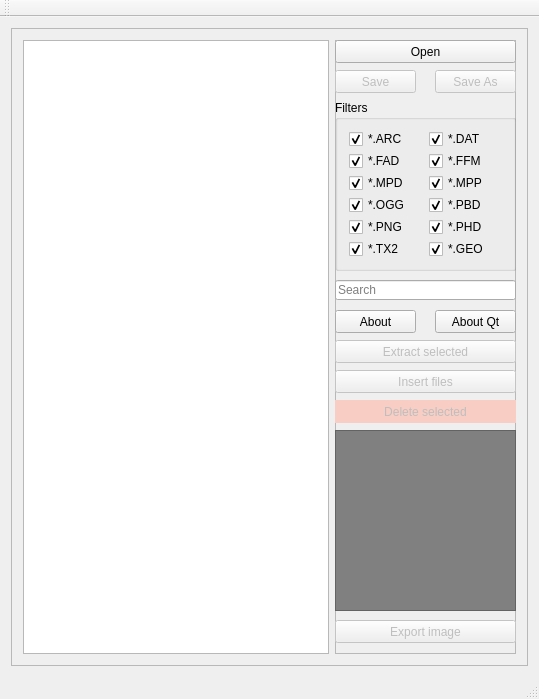
First picture: the form in src/ui/mainwindow.ui, repository ProgSys/pg_disatools, before the edit.
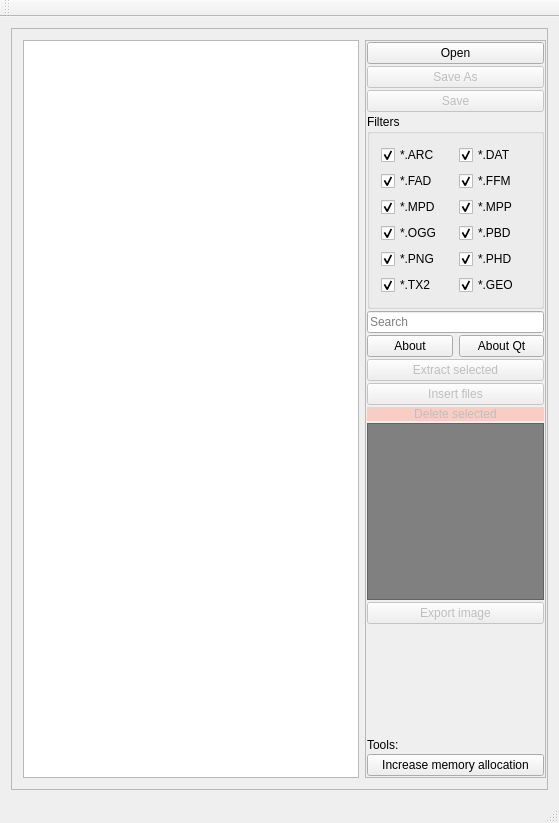
Second picture: the form after the edit. Custom widgets are drawn as their Qt base class.

Diff of the .ui file:
```diff
--- a/src/ui/mainwindow.ui
+++ b/src/ui/mainwindow.ui
@@ -6,8 +6,8 @@
    <rect>
     <x>0</x>
     <y>0</y>
-    <width>539</width>
-    <height>699</height>
+    <width>559</width>
+    <height>823</height>
    </rect>
   </property>
   <property name="minimumSize">
@@ -39,6 +39,9 @@
        <enum>QFrame::Raised</enum>
       </property>
       <layout class="QHBoxLayout" name="horizontalLayout">
+       <property name="rightMargin">
+        <number>1</number>
+       </property>
        <item>
         <widget class="QTreeView" name="treeView">
          <attribute name="headerDefaultSectionSize">
@@ -66,61 +69,51 @@
          <property name="frameShadow">
           <enum>QFrame::Raised</enum>
          </property>
-         <widget class="QPushButton" name="btnDelete">
-          <property name="enabled">
-           <bool>false</bool>
+         <layout class="QVBoxLayout" name="verticalLayout">
+          <property name="spacing">
+           <number>2</number>
           </property>
-          <property name="geometry">
-           <rect>
-            <x>0</x>
-            <y>360</y>
-            <width>181</width>
-            <height>23</height>
-           </rect>
+          <property name="leftMargin">
+           <number>1</number>
           </property>
-          <property name="styleSheet">
-           <string notr="true">QPushButton
-{
-    background-color: #ff9c85;
-	border-style: solid;
-}
-
-QPushButton:!hover
-{
-     background-color: #ff522a;
-}
-
-QPushButton:!enabled
-{
-     background-color: #f8cdc3;
-}</string>
+          <property name="topMargin">
+           <number>1</number>
           </property>
+          <property name="rightMargin">
+           <number>1</number>
+          </property>
+          <property name="bottomMargin">
+           <number>1</number>
+          </property>
+          <item>
+           <widget class="QPushButton" name="btnOpen">
           <property name="text">
-           <string>Delete selected</string>
-          </property>
-         </widget>
-         <widget class="QPushButton" name="btnAbout">
-          <property name="geometry">
-           <rect>
-            <x>0</x>
-            <y>270</y>
-            <width>81</width>
-            <height>23</height>
-           </rect>
+             <string>Open</string>
+            </property>
+           </widget>
+          </item>
+          <item>
+           <widget class="QPushButton" name="btnSaveAs">
+            <property name="enabled">
+             <bool>false</bool>
           </property>
           <property name="text">
-           <string>About</string>
-          </property>
-         </widget>
+             <string>Save As</string>
+            </property>
+           </widget>
+          </item>
+          <item>
+           <widget class="QPushButton" name="btnSave">
+            <property name="enabled">
+             <bool>false</bool>
+            </property>
+            <property name="text">
+             <string>Save</string>
+            </property>
+           </widget>
+          </item>
+          <item>
          <widget class="QGroupBox" name="groupBox">
-          <property name="geometry">
-           <rect>
-            <x>0</x>
-            <y>60</y>
-            <width>181</width>
-            <height>171</height>
-           </rect>
-          </property>
           <property name="title">
            <string>Filters</string>
           </property>
@@ -247,75 +240,95 @@
            </item>
           </layout>
          </widget>
-         <widget class="QPushButton" name="btnOpen">
-          <property name="geometry">
-           <rect>
-            <x>0</x>
-            <y>0</y>
-            <width>181</width>
-            <height>23</height>
-           </rect>
-          </property>
+          </item>
+          <item>
+           <widget class="QLineEdit" name="lineEdit_search">
+            <property name="placeholderText">
+             <string>Search</string>
+            </property>
+           </widget>
+          </item>
+          <item>
+           <layout class="QHBoxLayout" name="horizontalLayout_2">
+            <property name="topMargin">
+             <number>0</number>
+            </property>
+            <item>
+             <widget class="QPushButton" name="btnAbout">
           <property name="text">
-           <string>Open</string>
-          </property>
-         </widget>
+               <string>About</string>
+              </property>
+             </widget>
+            </item>
+            <item>
+             <widget class="QPushButton" name="btnAboutQt">
+              <property name="text">
+               <string>About Qt</string>
+              </property>
+             </widget>
+            </item>
+           </layout>
+          </item>
+          <item>
          <widget class="QPushButton" name="btnExtract">
           <property name="enabled">
            <bool>false</bool>
           </property>
-          <property name="geometry">
-           <rect>
-            <x>0</x>
-            <y>300</y>
-            <width>181</width>
-            <height>23</height>
-           </rect>
-          </property>
           <property name="text">
            <string>Extract selected</string>
           </property>
          </widget>
+          </item>
+          <item>
          <widget class="QPushButton" name="btnInsert">
           <property name="enabled">
            <bool>false</bool>
           </property>
-          <property name="geometry">
-           <rect>
-            <x>0</x>
-            <y>330</y>
-            <width>181</width>
-            <height>23</height>
-           </rect>
-          </property>
           <property name="text">
            <string>Insert files</string>
           </property>
          </widget>
-         <widget class="QPushButton" name="btnSave">
+          </item>
+          <item>
+           <widget class="QPushButton" name="btnDelete">
           <property name="enabled">
            <bool>false</bool>
           </property>
-          <property name="geometry">
-           <rect>
-            <x>0</x>
-            <y>30</y>
-            <width>81</width>
-            <height>23</height>
-           </rect>
+            <property name="styleSheet">
+             <string notr="true">QPushButton
+{
+    background-color: #ff9c85;
+	border-style: solid;
+}
+
+QPushButton:!hover
+{
+     background-color: #ff522a;
+}
+
+QPushButton:!enabled
+{
+     background-color: #f8cdc3;
+}</string>
           </property>
           <property name="text">
-           <string>Save</string>
-          </property>
-         </widget>
+             <string>Delete selected</string>
+            </property>
+           </widget>
+          </item>
+          <item>
          <widget class="ItemPreview" name="imagePreview">
-          <property name="geometry">
-           <rect>
-            <x>0</x>
-            <y>390</y>
-            <width>181</width>
-            <height>181</height>
-           </rect>
+            <property name="minimumSize">
+             <size>
+              <width>0</width>
+              <height>177</height>
+             </size>
+            </property>
+            <property name="maximumSize">
+             <size>
+              <width>16777215</width>
+              <height>177</height>
+             </size>
           </property>
           <property name="styleSheet">
            <string notr="true">background-color: gray;</string>
@@ -330,64 +343,45 @@
            <enum>QAbstractScrollArea::AdjustToContents</enum>
           </property>
          </widget>
-         <widget class="QPushButton" name="btnSaveAs">
-          <property name="enabled">
-           <bool>false</bool>
-          </property>
-          <property name="geometry">
-           <rect>
-            <x>100</x>
-            <y>30</y>
-            <width>81</width>
-            <height>23</height>
-           </rect>
-          </property>
-          <property name="text">
-           <string>Save As</string>
-          </property>
-         </widget>
-         <widget class="QPushButton" name="btnAboutQt">
-          <property name="geometry">
-           <rect>
-            <x>100</x>
-            <y>270</y>
-            <width>81</width>
-            <height>23</height>
-           </rect>
-          </property>
-          <property name="text">
-           <string>About Qt</string>
-          </property>
-         </widget>
+          </item>
+          <item>
          <widget class="QPushButton" name="btnExtractImage">
           <property name="enabled">
            <bool>false</bool>
           </property>
-          <property name="geometry">
-           <rect>
-            <x>0</x>
-            <y>580</y>
-            <width>181</width>
-            <height>23</height>
-           </rect>
-          </property>
           <property name="text">
            <string>Export image</string>
           </property>
          </widget>
-         <widget class="QLineEdit" name="lineEdit_search">
-          <property name="geometry">
-           <rect>
-            <x>0</x>
-            <y>240</y>
-            <width>181</width>
-            <height>20</height>
-           </rect>
-          </property>
-          <property name="placeholderText">
-           <string>Search</string>
-          </property>
-         </widget>
+          </item>
+          <item>
+           <spacer name="verticalSpacer">
+            <property name="orientation">
+             <enum>Qt::Vertical</enum>
+            </property>
+            <property name="sizeHint" stdset="0">
+             <size>
+              <width>20</width>
+              <height>40</height>
+             </size>
+            </property>
+           </spacer>
+          </item>
+          <item>
+           <widget class="QLabel" name="label">
+            <property name="text">
+             <string>Tools:</string>
+            </property>
+           </widget>
+          </item>
+          <item>
+           <widget class="QPushButton" name="btnIncMemSize">
+            <property name="text">
+             <string>Increase memory allocation</string>
+            </property>
+           </widget>
+          </item>
+         </layout>
         </widget>
        </item>
       </layout>
```
Left out of the diff: 4 changed lines with no effect on the pictures. Lines whose indentation alone changed are shown as unchanged.
